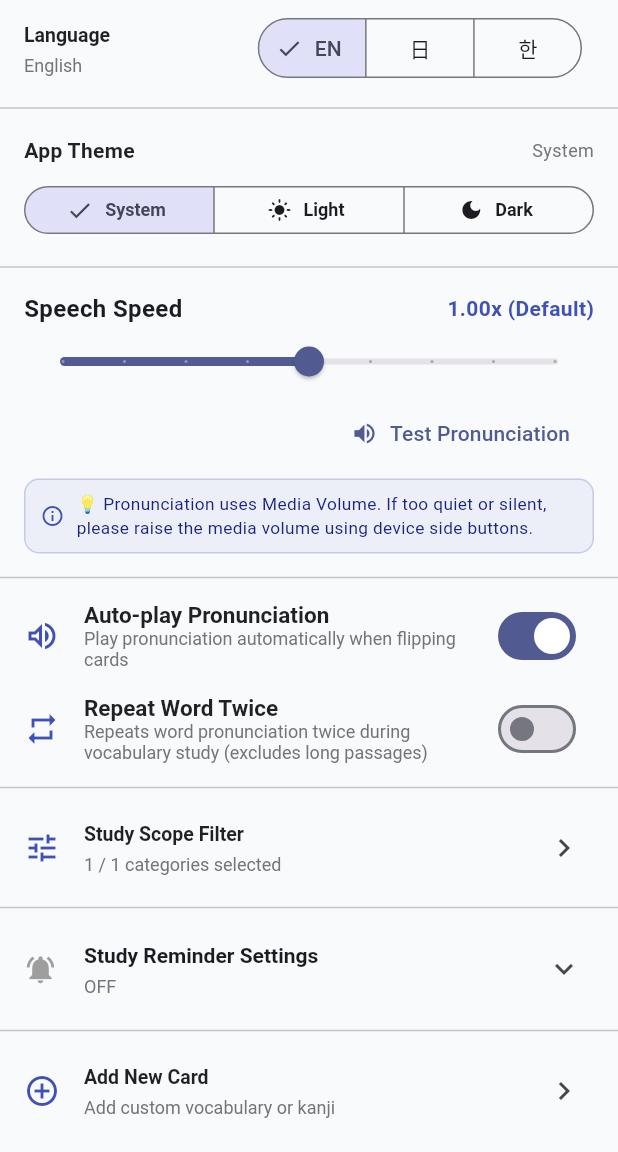
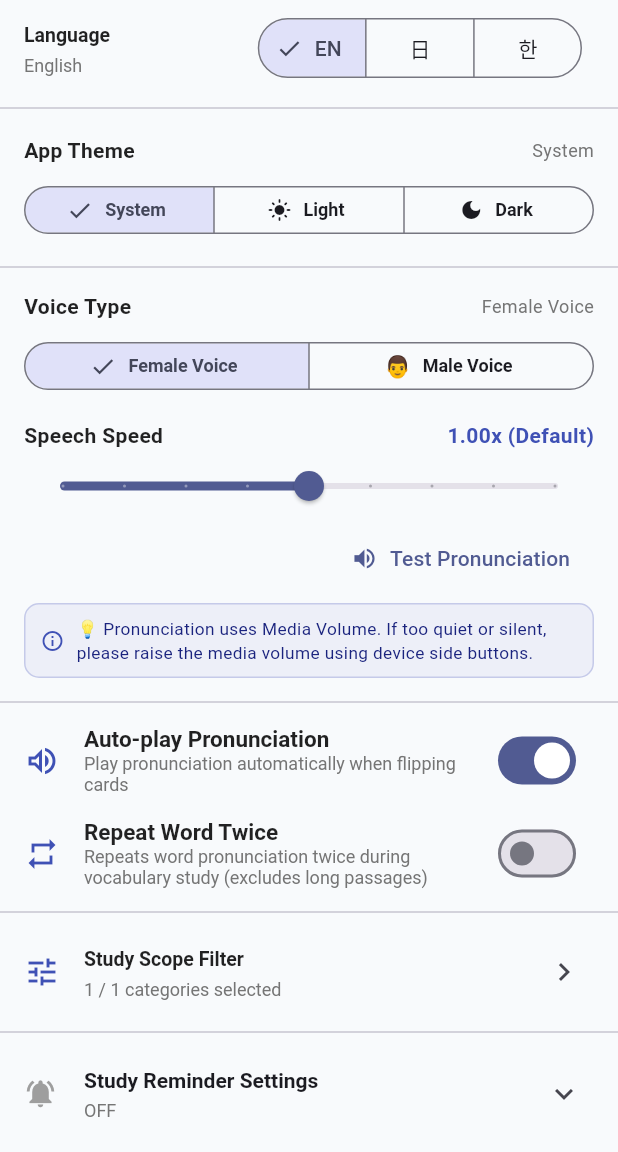
Before and after one commit to kwon482-dotcom/on-korean, a Flutter app: the screen it shows after launch, after a tap on "Skip", after a tap on the "settings" icon, on a phone screen of 412 x 824 dp, the part 84-1236 px from its top. Run offline on Flutter 3.47's test engine with Material 3 defaults, Android fonts, the phone set to English and light mode, and no system bars; our stand-ins replace file_picker, firebase_core, firebase_remote_config, flutter_local_notifications, flutter_timezone, flutter_tts and 6 more; missing offline and left inert: home_widget, in_app_update; accounts and stored records are empty; network calls fail.

Commit message:
feat: Upgrade on-device neural TTS with male/female voice selection and implement AppToast overlay

```diff
--- a/lib/screens/settings_screen.dart
+++ b/lib/screens/settings_screen.dart
@@ -27,6 +27,7 @@ class _SettingsScreenState extends State<SettingsScreen> {
   double _ttsRate = TtsService.currentRate;
   bool _isAutoPlay = TtsService.isAutoPlay;
   bool _repeatWordTwice = TtsService.repeatWordTwice;
+  String _voiceGender = TtsService.voiceGender;
   String _appVersion = '1.0.5';
   String _buildNumber = '6';
 
@@ -177,9 +178,11 @@ class _SettingsScreenState extends State<SettingsScreen> {
               ttsRate: _ttsRate,
               isAutoPlay: _isAutoPlay,
               repeatWordTwice: _repeatWordTwice,
+              voiceGender: _voiceGender,
               onTtsRateChanged: (val) => setState(() => _ttsRate = val),
               onAutoPlayChanged: (val) => setState(() => _isAutoPlay = val),
               onRepeatWordTwiceChanged: (val) => setState(() => _repeatWordTwice = val),
+              onVoiceGenderChanged: (val) => setState(() => _voiceGender = val),
             ),
             const Divider(),
 
--- a/lib/services/locale_service.dart
+++ b/lib/services/locale_service.dart
@@ -62,6 +62,9 @@ class LocaleService {
       'settings_title': '설정',
       'settings_lang': '언어 설정',
       'settings_tts_speed': '한국어 발음 속도',
+      'settings_tts_voice_gender': '음성 목소리 선택',
+      'settings_tts_female': '여성 음성',
+      'settings_tts_male': '남성 음성',
       'settings_tts_test': '한국어 샘플 발음 듣기',
       'settings_tts_default': '기본',
       'settings_tts_autoplay': '카드 넘길 때 발음 자동 재생',
@@ -384,6 +387,9 @@ class LocaleService {
       'settings_title': '設定',
       'settings_lang': '言語設定',
       'settings_tts_speed': '音声再生速度',
+      'settings_tts_voice_gender': '音声タイプ選択',
+      'settings_tts_female': '女性音声',
+      'settings_tts_male': '男性音声',
       'settings_tts_test': 'テスト音声を再生',
       'settings_tts_default': '標準',
       'settings_tts_autoplay': 'カードめくり時の音声自動再生',
@@ -705,6 +711,9 @@ class LocaleService {
       'settings_title': 'Settings',
       'settings_lang': 'Language',
       'settings_tts_speed': 'Speech Speed',
+      'settings_tts_voice_gender': 'Voice Type',
+      'settings_tts_female': 'Female Voice',
+      'settings_tts_male': 'Male Voice',
       'settings_tts_test': 'Test Pronunciation',
       'settings_tts_default': 'Default',
       'settings_tts_autoplay': 'Auto-play Pronunciation',
--- a/lib/services/tts_service.dart
+++ b/lib/services/tts_service.dart
@@ -11,9 +11,12 @@ class TtsService {
   static double currentRate = 1.0;
   static bool isAutoPlay = true;
   static bool repeatWordTwice = false;
+  // 💡 음성 성별 선택: 'female'(여성) | 'male'(남성)
+  static String voiceGender = 'female';
   static const String _prefRateKey = 'tts_speech_rate_v2';
   static const String _prefAutoPlayKey = 'tts_auto_play_enabled';
   static const String _prefRepeatWordTwiceKey = 'tts_repeat_word_twice';
+  static const String _prefVoiceGenderKey = 'tts_voice_gender';
 
   static Future<void> init() async {
     await _init();
@@ -26,6 +29,7 @@ class TtsService {
       currentRate = prefs.getDouble(_prefRateKey) ?? 1.0;
       isAutoPlay = prefs.getBool(_prefAutoPlayKey) ?? true;
       repeatWordTwice = prefs.getBool(_prefRepeatWordTwiceKey) ?? false;
+      voiceGender = prefs.getString(_prefVoiceGenderKey) ?? 'female';
 
       _flutterTts.setErrorHandler((msg) {
         debugPrint('[TTS] 음성 이벤트 안내: $msg');
@@ -57,9 +61,15 @@ class TtsService {
       }
 
       await _flutterTts.setLanguage('ko-KR');
-      // 네이티브 TTS 엔진 속도 환산 (1.0x -> 0.48 엔진 속도)
-      await _flutterTts.setSpeechRate((currentRate * 0.48).clamp(0.1, 1.0));
+      // 💡 안드로이드 및 iOS 고품질 신경망(Neural/Enhanced) 보이스 자동 탐색 및 지정
+      await _selectBestKoreanVoice();
+
+      // 💡 성별 맞춤 피치 설정: 여성 1.06 (밝고 또렷함), 남성 0.98 (차분하고 신뢰감 있는 중저음)
+      final double basePitch = voiceGender == 'male' ? 0.98 : 1.06;
+      await _flutterTts.setPitch(basePitch);
       await _flutterTts.setVolume(1.0);
+      // 네이티브 TTS 엔진 속도 환산 (1.0x -> 0.45 엔진 속도)
+      await _flutterTts.setSpeechRate((currentRate * 0.45).clamp(0.1, 1.0));
       if (!kIsWeb) {
         await _flutterTts.awaitSynthCompletion(true);
       }
@@ -77,8 +87,8 @@ class TtsService {
 
   static Future<void> setRate(double newRate) async {
     currentRate = newRate;
-    // 네이티브 TTS 엔진 속도 환산 (1.0x -> 0.48 엔진 속도)
-    await _flutterTts.setSpeechRate((newRate * 0.48).clamp(0.1, 1.0));
+    // 네이티브 TTS 엔진 속도 환산 (1.0x -> 0.45 엔진 속도)
+    await _flutterTts.setSpeechRate((newRate * 0.45).clamp(0.1, 1.0));
     final prefs = await SharedPreferences.getInstance();
     await prefs.setDouble(_prefRateKey, newRate);
   }
@@ -89,11 +99,120 @@ class TtsService {
     await prefs.setBool(_prefRepeatWordTwiceKey, enabled);
   }
 
+  // 💡 음성 성별 변경 및 최적화 보이스 재선택
+  static Future<void> setVoiceGender(String gender) async {
+    voiceGender = gender;
+    final prefs = await SharedPreferences.getInstance();
+    await prefs.setString(_prefVoiceGenderKey, gender);
+    await _selectBestKoreanVoice();
+    final double basePitch = voiceGender == 'male' ? 0.98 : 1.06;
+    await _flutterTts.setPitch(basePitch);
+  }
+
   static Future<void> stop() async {
     _speakWordSession++;
     try {
       await _flutterTts.stop();
     } catch (_) {}
+  }
+
+  // 💡 안드로이드 및 iOS 기기 내 최적의 고품질 신경망(Neural/Enhanced) 한국어 보이스 자동 탐색 및 적용
+  static Future<void> _selectBestKoreanVoice() async {
+    if (kIsWeb) return;
+    try {
+      final dynamic rawVoices = await _flutterTts.getVoices;
+      if (rawVoices is! List || rawVoices.isEmpty) return;
+
+      Map<String, dynamic>? bestVoice;
+      int highestScore = -9999;
+      final wantFemale = voiceGender == 'female';
+
+      for (var v in rawVoices) {
+        if (v is! Map) continue;
+        final name = (v['name'] ?? '').toString().toLowerCase();
+        final locale = (v['locale'] ?? '').toString().toLowerCase().replaceAll('_', '-');
+
+        // 한국어(ko-KR, ko 등) 보이스 필터링
+        if (!locale.startsWith('ko')) continue;
+
+        int score = 10; // 기본 한국어 보이스 점수
+
+        // 성별 판별
+        final gender = (v['gender'] ?? '').toString().toLowerCase();
+        final isMale = gender == 'male' ||
+            name.contains('male') ||
+            name.contains('-kob') ||
+            name.contains('-koa') ||
+            name.contains('#male') ||
+            name.contains('_male') ||
+            name.contains('minho') ||
+            name.contains('민호');
+        final isFemale = gender == 'female' ||
+            name.contains('female') ||
+            name.contains('#female') ||
+            name.contains('_female') ||
+            name.contains('-koc') ||
+            name.contains('-kod') ||
+            name.contains('-ism') ||
+            name.contains('yuna') ||
+            name.contains('유나');
+
+        if (wantFemale) {
+          if (isMale) score -= 100;
+          if (isFemale) score += 60;
+          // Android: ko-kr-x-koc, ko-kr-x-kod, ko-kr-x-ism (+70)
+          if (name.contains('ko-kr-x-koc') ||
+              name.contains('ko-kr-x-kod') ||
+              name.contains('ko-kr-x-ism')) {
+            score += 70;
+          }
+          // iOS: yuna (+60)
+          if (name.contains('yuna') || name.contains('유나')) {
+            score += 60;
+          }
+        } else {
+          // 남성 보이스 선호 시
+          if (isFemale) score -= 100;
+          if (isMale) score += 60;
+          // Android: ko-kr-x-kob, ko-kr-x-koa (+70)
+          if (name.contains('ko-kr-x-kob') || name.contains('ko-kr-x-koa')) {
+            score += 70;
+          }
+          // iOS: minho (+60)
+          if (name.contains('minho') || name.contains('민호')) {
+            score += 60;
+          }
+        }
+
+        // 공통 고품질 가산점
+        if (name.contains('network')) score += 35;
+        if (name.contains('neural')) score += 35;
+        if (name.contains('wavenet')) score += 35;
+        if (name.contains('enhanced')) score += 35;
+        if (name.contains('premium')) score += 35;
+        if (name.contains('natural')) score += 30;
+
+        final quality = (v['quality'] ?? '').toString();
+        if (quality == '500' || quality == 'enhanced') score += 35;
+        if (name.contains('compact')) score -= 30;
+
+        if (score > highestScore) {
+          highestScore = score;
+          bestVoice = Map<String, dynamic>.from(v);
+        }
+      }
+
+      if (bestVoice != null) {
+        final voiceMap = <String, String>{
+          'name': bestVoice['name'].toString(),
+          'locale': bestVoice['locale'].toString(),
+        };
+        await _flutterTts.setVoice(voiceMap);
+        debugPrint('[TTS] $voiceGender 한국어 고품질 보이스 자동 선택 완료: ${voiceMap['name']} (score: $highestScore)');
+      }
+    } catch (e) {
+      debugPrint('[TTS] 보이스 자동 선택 예외(기본값 유지): $e');
+    }
   }
 
   static int _speakWordSession = 0;
@@ -119,18 +238,24 @@ class TtsService {
 
   // 💡 일반 텍스트 발음 (로마자 기호 및 영/일 번역 자동 필터링, ko-KR 음성 출력)
   static Future<void> speak(String text, {double? rate}) async {
+    _speakWordSession++;
     try {
       // 1. 발음기호 대괄호 [ ... ] 및 슬래시 / ... / 제거
       String clean = text.replaceAll(RegExp(r'\[.*?\]'), ' ').replaceAll(RegExp(r'/.*?/'), ' ');
-      // 2. 한글 음절/자모를 우선적으로 발음
+      // 2. 한글 음절/자모를 우선적으로 발음 (물결표 및 덧셈 기호 제거)
       clean = clean.replaceAll(RegExp(r'[〜~+]'), ' ');
+      // 3. 문장 부호(쉼표/마침표) 뒤 미세 호흡 공백 부여 (사람처럼 자연스러운 끊어 읽기)
+      clean = clean.replaceAll('、', '、 ').replaceAll('，', '， ').replaceAll(',', ', ');
+      clean = clean.replaceAll('。', '。 ').replaceAll('．', '． ').replaceAll('.', '. ');
       clean = clean.replaceAll(RegExp(r'\s+'), ' ').trim();
       if (clean.isEmpty) clean = text;
 
       await _init();
       await _flutterTts.stop();
       final effectiveRate = rate ?? currentRate;
-      await _flutterTts.setSpeechRate((effectiveRate * 0.48).clamp(0.1, 1.0));
+      await _flutterTts.setSpeechRate((effectiveRate * 0.45).clamp(0.1, 1.0));
+      final double basePitch = voiceGender == 'male' ? 0.98 : 1.06;
+      await _flutterTts.setPitch(basePitch);
       await _flutterTts.speak(clean);
     } catch (e) {
       debugPrint('[TTS] 재생 오류: $e');
--- a/lib/widgets/settings/settings_audio_section.dart
+++ b/lib/widgets/settings/settings_audio_section.dart
@@ -3,27 +3,33 @@ import 'package:flutter/material.dart';
 import '../../services/locale_service.dart';
 import '../../services/tts_service.dart';
 
-/// 음성 발음(TTS) 속도, 볼륨 안내 및 자동 재생/반복 설정 섹션
+/// 음성 발음(TTS) 속도, 성별 선택, 볼륨 안내 및 자동 재생/반복 설정 섹션
 class SettingsAudioSection extends StatelessWidget {
   final double ttsRate;
   final bool isAutoPlay;
   final bool repeatWordTwice;
+  final String voiceGender;
   final ValueChanged<double> onTtsRateChanged;
   final ValueChanged<bool> onAutoPlayChanged;
   final ValueChanged<bool> onRepeatWordTwiceChanged;
+  final ValueChanged<String> onVoiceGenderChanged;
 
   const SettingsAudioSection({
     super.key,
     required this.ttsRate,
     required this.isAutoPlay,
     required this.repeatWordTwice,
+    this.voiceGender = 'female',
     required this.onTtsRateChanged,
     required this.onAutoPlayChanged,
     required this.onRepeatWordTwiceChanged,
+    required this.onVoiceGenderChanged,
   });
 
   @override
   Widget build(BuildContext context) {
+    final isDark = Theme.of(context).brightness == Brightness.dark;
+
     return Column(
       crossAxisAlignment: CrossAxisAlignment.start,
       children: [
@@ -32,14 +38,72 @@ class SettingsAudioSection extends StatelessWidget {
           child: Column(
             crossAxisAlignment: CrossAxisAlignment.start,
             children: [
+              // 💡 1. 음성 목소리 성별 선택 (여성 vs 남성) - 풀위드 세그먼트 버튼 레이아웃
+              Row(
+                mainAxisAlignment: MainAxisAlignment.spaceBetween,
+                children: [
+                  Text(
+                    LocaleService.tr('settings_tts_voice_gender'),
+                    style: TextStyle(
+                      fontSize: 14,
+                      fontWeight: FontWeight.bold,
+                      color: isDark ? Colors.white : Colors.black87,
+                    ),
+                  ),
+                  Text(
+                    voiceGender == 'female'
+                        ? LocaleService.tr('settings_tts_female')
+                        : LocaleService.tr('settings_tts_male'),
+                    style: TextStyle(
+                      fontSize: 12,
+                      color: isDark ? const Color(0xFF94A3B8) : Colors.grey.shade600,
+                    ),
+                  ),
+                ],
+              ),
+              const SizedBox(height: 10),
+              SizedBox(
+                width: double.infinity,
+                child: SegmentedButton<String>(
+                  style: SegmentedButton.styleFrom(
+                    visualDensity: VisualDensity.compact,
+                    textStyle: const TextStyle(fontSize: 12, fontWeight: FontWeight.w600),
+                  ),
+                  segments: [
+                    ButtonSegment<String>(
+                      value: 'female',
+                      icon: const Text('👩', style: TextStyle(fontSize: 14)),
+                      label: Text(LocaleService.tr('settings_tts_female')),
+                    ),
+                    ButtonSegment<String>(
+                      value: 'male',
+                      icon: const Text('👨', style: TextStyle(fontSize: 14)),
+                      label: Text(LocaleService.tr('settings_tts_male')),
+                    ),
+                  ],
+                  selected: {voiceGender},
+                  onSelectionChanged: (set) async {
+                    final selected = set.first;
+                    if (selected != voiceGender) {
+                      onVoiceGenderChanged(selected);
+                      await TtsService.setVoiceGender(selected);
+                      TtsService.speak('안녕하세요, 한국어 공부를 시작해 볼까요?');
+                    }
+                  },
+                ),
+              ),
+              const SizedBox(height: 16),
+
+              // 💡 2. 발음 속도 슬라이더
               Row(
                 mainAxisAlignment: MainAxisAlignment.spaceBetween,
                 children: [
                   Text(
                     LocaleService.tr('settings_tts_speed'),
-                    style: const TextStyle(
+                    style: TextStyle(
+                      fontSize: 14,
                       fontWeight: FontWeight.bold,
-                      fontSize: 16,
+                      color: isDark ? Colors.white : Colors.black87,
                     ),
                   ),
                   Text(
--- a/pubspec.yaml
+++ b/pubspec.yaml
@@ -16,7 +16,7 @@ publish_to: 'none' # Remove this line if you wish to publish to pub.dev
 # https://developer.apple.com/library/archive/documentation/General/Reference/InfoPlistKeyReference/Articles/CoreFoundationKeys.html
 # In Windows, build-name is used as the major, minor, and patch parts
 # of the product and file versions while build-number is used as the build suffix.
-version: 1.0.4+5
+version: 1.0.5+6
 
 environment:
   sdk: ^3.13.5
```
Also changed, not shown: lib/services/rewarded_ad_service.dart (+6 -1 lines), lib/widgets/app_toast.dart (added, +215 -0 lines), lib/widgets/energy_modal_sheet.dart (+21 -22 lines), lib/widgets/settings/settings_support_dialogs.dart (+2 -26 lines), 1 other file.
